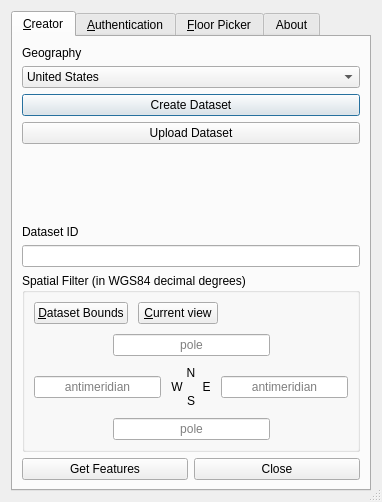
This is src/ui/azure_maps_plugin_dialog_base.ui in Azure/Azure-Maps-plugin-for-QGIS as Qt 5 draws it before an edit. The edited form follows.
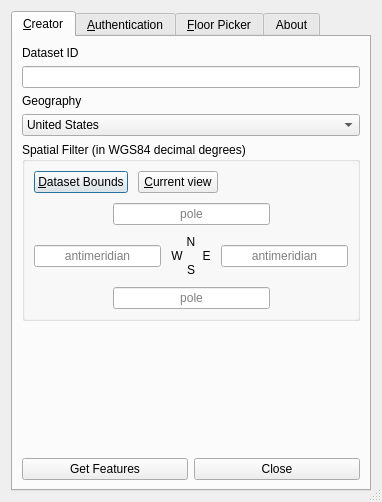
This is the edited form. Icons and pictures are not drawn.

What changed in the file:
```diff
--- a/src/ui/azure_maps_plugin_dialog_base.ui
+++ b/src/ui/azure_maps_plugin_dialog_base.ui
@@ -51,59 +51,6 @@
        <string>&amp;Creator</string>
       </attribute>
       <layout class="QVBoxLayout" name="verticalLayout_7">
-       <item>
-        <widget class="QLabel" name="label_4">
-         <property name="text">
-          <string>Geography</string>
-         </property>
-        </widget>
-       </item>
-       <item>
-        <widget class="QComboBox" name="geographyDropdown">
-         <item>
-          <property name="text">
-           <string>United States</string>
-          </property>
-         </item>
-         <item>
-          <property name="text">
-           <string>Test</string>
-          </property>
-         </item>
-         <item>
-          <property name="text">
-           <string>Europe</string>
-          </property>
-         </item>
-        </widget>
-       </item>
-       <item>
-        <widget class="QPushButton" name="createDatasetButton">
-         <property name="text">
-          <string>Create Dataset</string>
-         </property>
-        </widget>
-       </item>
-       <item>
-        <widget class="QPushButton" name="uploadDatasetButton">
-         <property name="text">
-          <string>Upload Dataset</string>
-         </property>
-        </widget>
-       </item>
-       <item>
-        <spacer name="verticalSpacer_3">
-         <property name="orientation">
-          <enum>Qt::Vertical</enum>
-         </property>
-         <property name="sizeHint" stdset="0">
-          <size>
-           <width>20</width>
-           <height>0</height>
-          </size>
-         </property>
-        </spacer>
-       </item>
        <item>
         <widget class="QLabel" name="label_5">
          <property name="text">
@@ -124,6 +71,32 @@
          </property>
         </widget>
        </item>
+       <item>
+        <widget class="QLabel" name="label_4">
+         <property name="text">
+          <string>Geography</string>
+         </property>
+        </widget>
+       </item>
+       <item>
+        <widget class="QComboBox" name="geographyDropdown">
+         <item>
+          <property name="text">
+           <string>United States</string>
+          </property>
+         </item>
+         <item>
+          <property name="text">
+           <string>Test</string>
+          </property>
+         </item>
+         <item>
+          <property name="text">
+           <string>Europe</string>
+          </property>
+         </item>
+        </widget>
+       </item>
        <item>
         <widget class="QGroupBox" name="groupBox_3">
          <property name="sizePolicy">
@@ -305,6 +278,19 @@
          </layout>
         </widget>
        </item>
+       <item>
+        <spacer name="verticalSpacer_3">
+         <property name="orientation">
+          <enum>Qt::Vertical</enum>
+         </property>
+         <property name="sizeHint" stdset="0">
+          <size>
+           <width>20</width>
+           <height>0</height>
+          </size>
+         </property>
+        </spacer>
+       </item>
        <item>
         <layout class="QHBoxLayout" name="horizontalLayout_6">
          <item>
```
